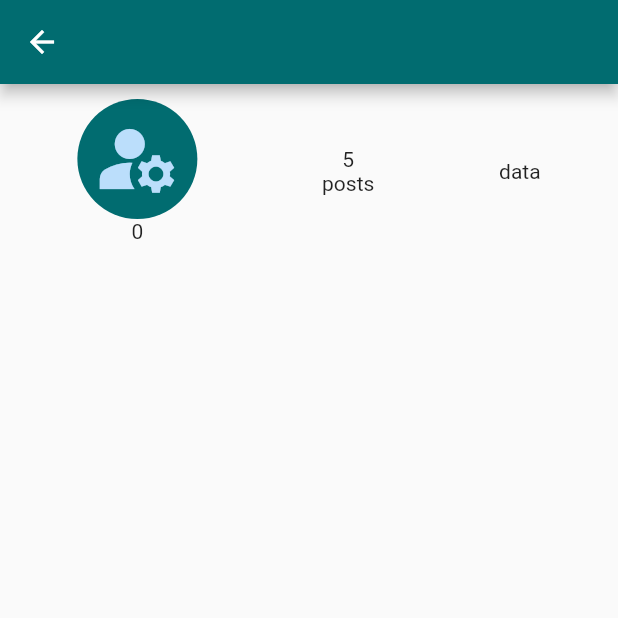
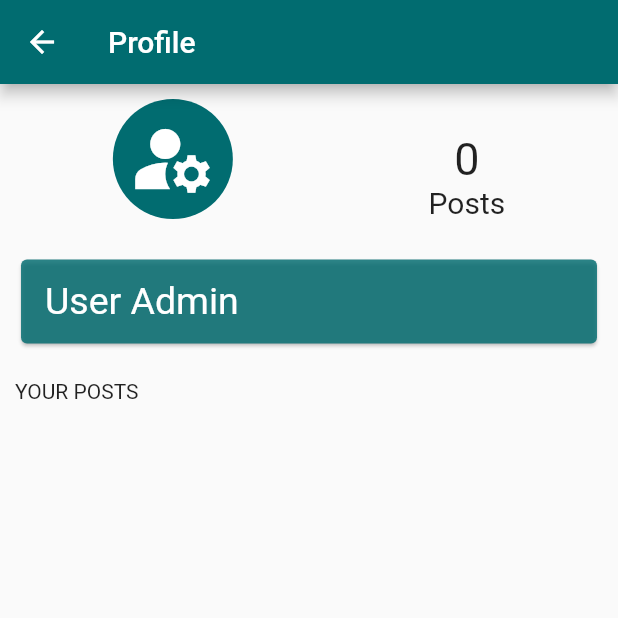
Before and after one commit to Getasew21/student-ecom-mobile-project, a Flutter app: the Profile screen opened by its route, on a phone screen of 412 x 824 dp, the top half of it. Run offline on Flutter 3.47's test engine with Material 2 defaults, Android fonts, the light colour scheme and no system bars; our stand-ins replace cloud_firestore, curved_navigation_bar, firebase_auth, firebase_core, firebase_messaging, firebase_storage and 2 more; missing offline and left inert: easy_image_viewer; accounts and stored records are empty; network calls fail.

Commit message:
admin dash board was created to give permistion to the user

```diff
--- a/lib/screens/PostCreate.dart
+++ b/lib/screens/PostCreate.dart
@@ -144,7 +144,7 @@ class _PostCreateState extends State<PostCreate> {
                               ),
                               Align(
                                 alignment: Alignment.topRight,
-                                child: ElevatedButton(
+                                child: TextButton(
                                   onPressed: () {
                                     setState(() {
                                       image = null;
--- a/lib/screens/Profile.dart
+++ b/lib/screens/Profile.dart
@@ -16,8 +16,10 @@ class Profile extends StatelessWidget {
     return Scaffold(
       appBar: AppBar(
         backgroundColor: Theme.of(context).primaryColor,
+        title: const Text("Profile"),
       ),
-      body: StreamBuilder<QuerySnapshot>(
+      body: SingleChildScrollView(
+        child: StreamBuilder<QuerySnapshot>(
             stream: FirebaseFirestore.instance
                 .collection("posts")
                 .where("email", isEqualTo: userEmail ?? "")
@@ -25,7 +27,7 @@ class Profile extends StatelessWidget {
             builder: (context, snapshot) {
               final postDoc = snapshot.hasData ? snapshot.data!.docs : [];
               if (!snapshot.hasData) {
-              return CircularProgressIndicator();
+                return const CircularProgressIndicator();
               } else {
                 return Container(
                     margin: const EdgeInsets.all(10),
@@ -39,36 +41,67 @@ class Profile extends StatelessWidget {
                             Column(
                               children: [
                                 CircleAvatar(
-                                backgroundColor: Theme.of(context).primaryColor,
+                                  backgroundColor:
+                                      Theme.of(context).primaryColor,
                                   radius: 40,
-                                child: Icon(Icons.manage_accounts, size: 60),
+                                  child: const Icon(
+                                    Icons.manage_accounts,
+                                    size: 60,
+                                    color: Colors.white,
                                   ),
-                              Text("${postDoc.length}")
+                                ),
+                                Text(
+                                  user!.email.toString(),
+                                  style: const TextStyle(fontSize: 20),
+                                )
                               ],
                             ),
                             Column(
-                            children: const [
-                              Text("5"),
-                              Text("posts"),
-                            ],
+                              children: [
+                                Text(
+                                  '${postDoc.length}',
+                                  style: const TextStyle(fontSize: 30),
                                 ),
-                          Column(
-                            children: [Text("data")],
+                                const Text(
+                                  "Posts",
+                                  style: TextStyle(fontSize: 20),
                                 ),
                               ],
                             ),
+                          ],
+                        ),
+                        Card(
+                          color: Color.fromARGB(209, 1, 108, 112),
+                          child: GestureDetector(
+                            child: const ListTile(
+                              title: Text(
+                                'User Admin',
+                                style: TextStyle(
+                                    color: Colors.white, fontSize: 25),
+                              ),
+                            ),
+                            onTap: () {
+                              Navigator.pushNamed(context, '/admin');
+                            },
+                          ),
+                        ),
+                        const SizedBox(
+                          height: 20,
+                        ),
+                        const Text("YOUR POSTS"),
                         SizedBox(
                             height: MediaQuery.of(context).size.height * 0.65,
                             child: GridView.count(
                               mainAxisSpacing: 5,
                               crossAxisSpacing: 5,
-                            crossAxisCount: 4,
+                              crossAxisCount: 3,
                               children: List.generate(postDoc.length, (index) {
                                 return GestureDetector(
                                   onTap: () {
                                     Navigator.push(context,
                                         MaterialPageRoute(builder: (context) {
-                                    return PostDetail(postDoc[index].id);
+                                      return PostDetail(
+                                          postDoc[index].id, true);
                                     }));
                                   },
                                   child: Image.network(
@@ -83,16 +116,7 @@ class Profile extends StatelessWidget {
                                       return Container(
                                         alignment: Alignment.center,
                                         margin: const EdgeInsets.only(top: 30),
-                                      child: CircularProgressIndicator(
-                                        value: loadingProgress
-                                                    .expectedTotalBytes !=
-                                                null
-                                            ? loadingProgress
-                                                    .cumulativeBytesLoaded /
-                                                loadingProgress
-                                                    .expectedTotalBytes!
-                                            : null,
-                                      ),
+                                        child: CircularProgressIndicator(),
                                       );
                                     },
                                   ),
@@ -103,6 +127,7 @@ class Profile extends StatelessWidget {
                     ));
               }
             }),
+      ),
     );
   }
 
--- a/lib/widgets/Post.dart
+++ b/lib/widgets/Post.dart
@@ -91,7 +91,7 @@ class Post extends StatelessWidget {
                         onPressed: () {
                           Navigator.push(context,
                               MaterialPageRoute(builder: (context) {
-                            return PostDetail(postdocid);
+                            return PostDetail(postdocid, false);
                           }));
                         },
                       ),
```
Also changed, not shown: lib/main.dart (+5 -3 lines), lib/screens/AdminDashboard.dart (added, +74 -0 lines), lib/screens/Home.dart (+25 -4 lines), lib/screens/PostDetail.dart (+72 -11 lines), lib/screens/Posts.dart (+8 -6 lines). Lines whose indentation alone changed are shown as unchanged.
